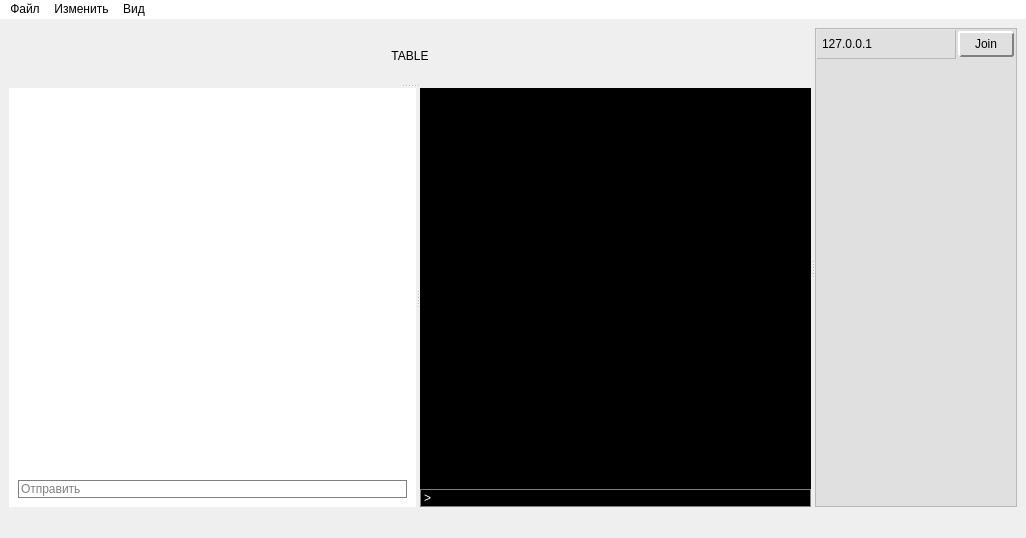
Old version of the form mainwindow.ui in the repository Akamiblade1297/CardsGame_Client.
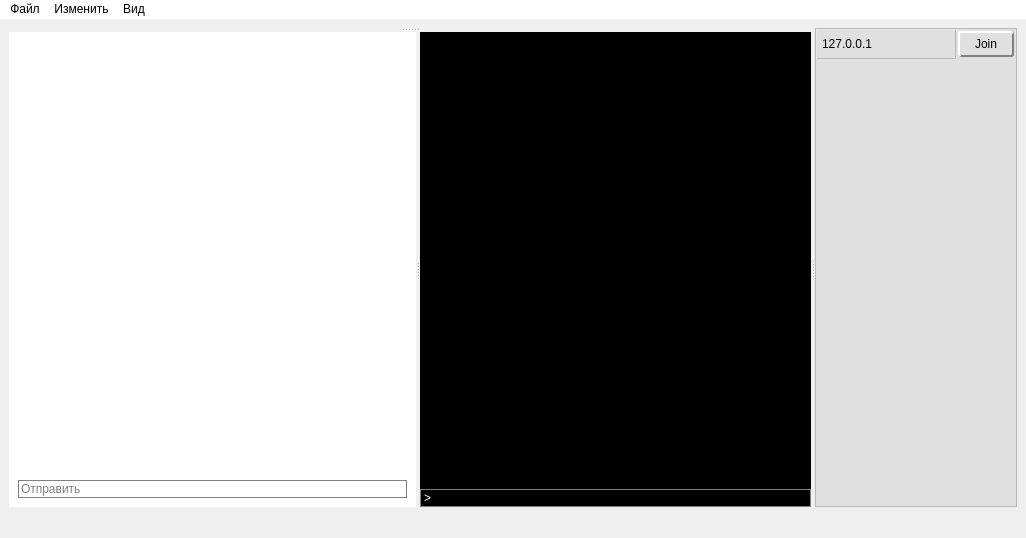
New version of the form. Icons and pictures are not drawn. Custom widgets are drawn as their Qt base class.

Commit message: Minor fixes + Cards + Decks

The edit to the form file:
```diff
--- a/mainwindow.ui
+++ b/mainwindow.ui
@@ -58,14 +58,23 @@
         <bool>false</bool>
        </property>
        <widget class="QWidget" name="Table" native="true">
+        <property name="styleSheet">
+         <string notr="true">CardFrame {
+	background-color: green;
+    border: 1px solid blue;
+}
+DeckFrame {
+	border: 1px solid black;
+}</string>
+        </property>
         <layout class="QGridLayout" name="gridLayout_3">
          <item row="0" column="0">
-          <widget class="QLabel" name="label">
-           <property name="text">
-            <string>TABLE</string>
+          <widget class="QFrame" name="TableFrame">
+           <property name="frameShape">
+            <enum>QFrame::Shape::StyledPanel</enum>
            </property>
-           <property name="alignment">
-            <set>Qt::AlignmentFlag::AlignCenter</set>
+           <property name="frameShadow">
+            <enum>QFrame::Shadow::Raised</enum>
            </property>
           </widget>
          </item>
@@ -131,7 +140,7 @@
                <x>0</x>
                <y>0</y>
                <width>360</width>
-               <height>305</height>
+               <height>331</height>
               </rect>
              </property>
              <layout class="QGridLayout" name="gridLayout_7">
@@ -257,7 +266,7 @@
                <x>0</x>
                <y>0</y>
                <width>402</width>
-               <height>305</height>
+               <height>331</height>
               </rect>
              </property>
              <layout class="QGridLayout" name="gridLayout_6">
@@ -598,6 +607,14 @@
    </property>
   </action>
  </widget>
+ <customwidgets>
+  <customwidget>
+   <class>DeckFrame</class>
+   <extends>QFrame</extends>
+   <header location="global">../../../../deck.h</header>
+   <container>1</container>
+  </customwidget>
+ </customwidgets>
  <resources/>
  <connections/>
 </ui>
```
Left out of the diff: 32 changed lines with no effect on the pictures. The commit also changes 9 other files.
